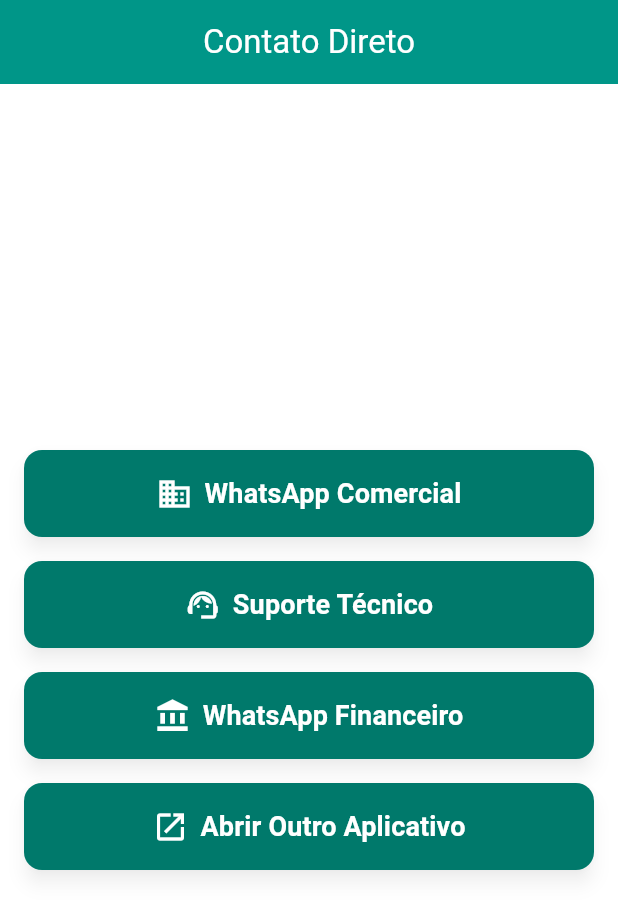
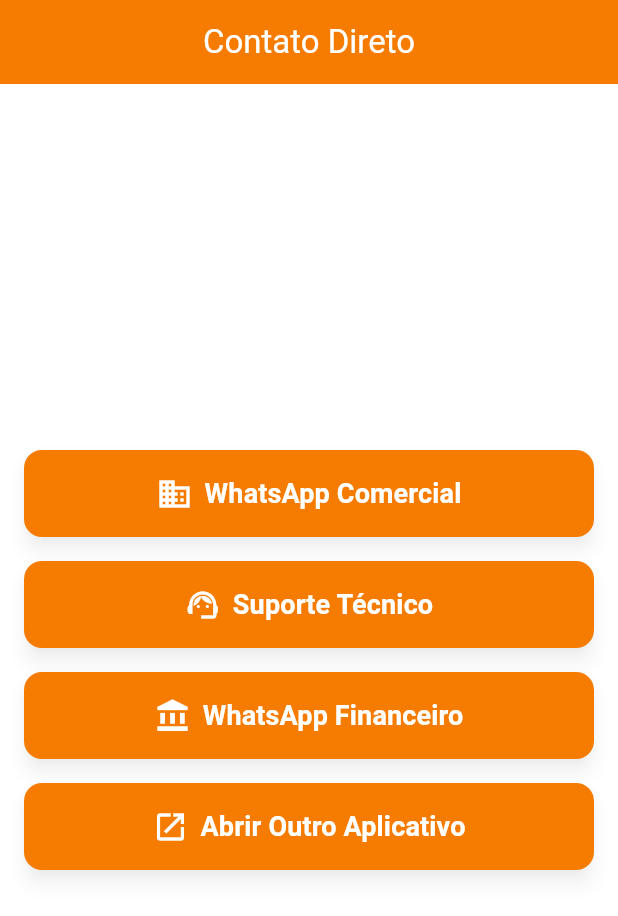
Before and after one commit to Jonathanruanss/Meu_primeiro_app_flutter, a Flutter app: the screen it shows after launch, on a phone screen of 412 x 824 dp. Shown: the top 916 px of the screen. Run offline on Flutter 3.47's test engine with Material 3 defaults, Android fonts, the phone set to English and light mode, and no system bars.

Commit message:
initial commit

```diff
--- a/lib/main.dart
+++ b/lib/main.dart
@@ -13,11 +13,26 @@
     return MaterialApp(
       // Título do aplicativo na barra de tarefas
       title: 'Contato Direto',
-      // Define o tema do aplicativo com cores padrão do WhatsApp
+      // Define o tema do aplicativo com um esquema de cores personalizado
       theme: ThemeData(
-        colorScheme: ColorScheme.fromSwatch(
-          primarySwatch: Colors.teal, // Cor principal
-        ),
+        // ==============================================
+        // PALETA DE CORES COM FUNDO BRANCO E APPBAR CINZA
+        // ==============================================
+        colorScheme:
+            ColorScheme.fromSwatch(
+              primarySwatch: Colors.grey, // Cor principal para a AppBar
+            ).copyWith(
+              secondary: Colors.orange.shade700, // Cor de destaque para botões
+              // Cor de fundo clara para o conteúdo
+              surface: Colors.white,
+              // Cor do texto nos widgets com cor de fundo clara
+              onSurface: Colors.black,
+              // Cor do texto na AppBar, agora branco para o contraste
+              onPrimary: Colors.white,
+              // Cor do texto em botões com cor de fundo secundária
+              onSecondary: Colors.white,
+            ),
+        scaffoldBackgroundColor: Colors.white, // Cor de fundo do Scaffold
         useMaterial3: true,
       ),
       home: const HomePage(),
@@ -33,13 +48,11 @@
   // ==============================================
 
   // Os números de telefone do WhatsApp. Substitua '55' pelo código do seu país, se necessário.
-  // Certifique-se de que o número está no formato '5531999999999' (código do país + DDD + número).
   final String whatsappComercial = '5531999999999';
   final String whatsappSuporte = '5531988888888';
   final String whatsappFinanceiro = '5531977777777';
 
   // O deep link para abrir outro aplicativo.
-  // Substitua 'outraapp://' pelo esquema do aplicativo que você quer abrir.
   final String appDeepLink = 'outraapp://';
 
   // ==============================================
@@ -53,13 +66,11 @@
     if (await canLaunchUrl(uri)) {
       await launchUrl(uri);
     } else {
-      // Caso não consiga abrir o WhatsApp, tente abrir a versão web
       final String webUrl = 'https://wa.me/$phoneNumber';
       final Uri webUri = Uri.parse(webUrl);
       if (await canLaunchUrl(webUri)) {
         await launchUrl(webUri);
       } else {
-        // Se nenhum dos dois funcionar, mostre um erro
         throw 'Não foi possível abrir o WhatsApp.';
       }
     }
@@ -79,8 +90,11 @@
       appBar: AppBar(
         title: const Text('Contato Direto'),
         centerTitle: true,
-        backgroundColor: Colors.teal,
-        foregroundColor: Colors.white,
+        // ==============================================================
+        // ALTERAÇÃO: Agora a barra superior usa a mesma cor dos botões.
+        // ==============================================================
+        backgroundColor: Theme.of(context).colorScheme.secondary,
+        foregroundColor: Theme.of(context).colorScheme.onSecondary,
       ),
       body: Center(
         child: Padding(
@@ -144,8 +158,9 @@
         shape: RoundedRectangleBorder(
           borderRadius: BorderRadius.circular(12.0),
         ),
-        backgroundColor: Colors.teal.shade700,
-        foregroundColor: Colors.white,
+        // Usando a cor secundária do tema para os botões
+        backgroundColor: Theme.of(context).colorScheme.secondary,
+        foregroundColor: Theme.of(context).colorScheme.onSecondary,
         elevation: 5,
         shadowColor: Colors.black.withOpacity(0.3),
       ),
```
